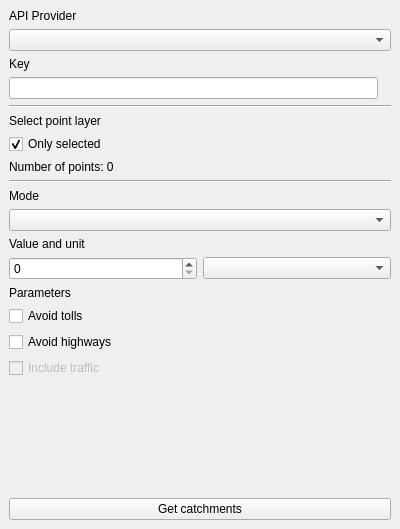
The window that catchments_module.ui (gis-support/qgis-location-lab-plugin) describes before a commit, drawn with Qt 5.
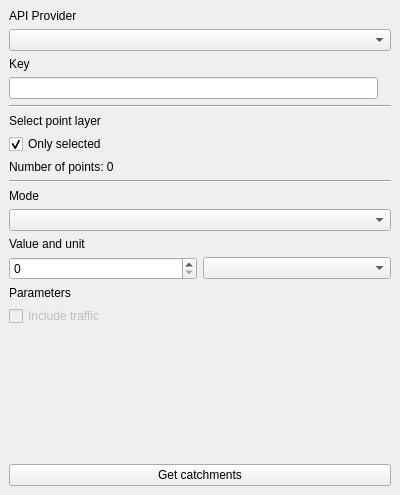
The same window after the commit.

Commit message: Removed Skobbler support

```diff
--- a/catchments_module.ui
+++ b/catchments_module.ui
@@ -7,13 +7,13 @@
     <x>0</x>
     <y>0</y>
     <width>400</width>
-    <height>529</height>
+    <height>495</height>
    </rect>
   </property>
   <property name="minimumSize">
    <size>
     <width>400</width>
-    <height>529</height>
+    <height>495</height>
    </size>
   </property>
   <property name="windowTitle">
@@ -138,20 +138,6 @@
       </property>
      </widget>
     </item>
-    <item>
-     <widget class="QCheckBox" name="tollsCheckBox">
-      <property name="text">
-       <string>Avoid tolls</string>
-      </property>
-     </widget>
-    </item>
-    <item>
-     <widget class="QCheckBox" name="highwaysCheckBox">
-      <property name="text">
-       <string>Avoid highways</string>
-      </property>
-     </widget>
-    </item>
     <item>
      <widget class="QCheckBox" name="trafficCheckBox">
       <property name="enabled">
```
The commit also changes 1 other file.
